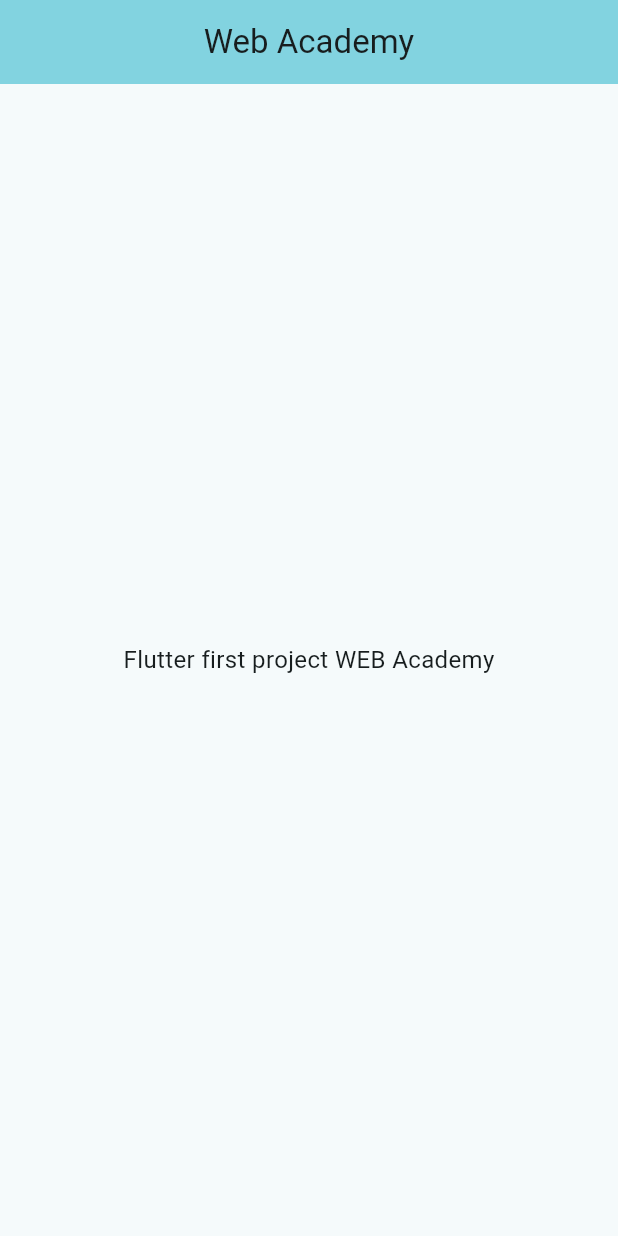
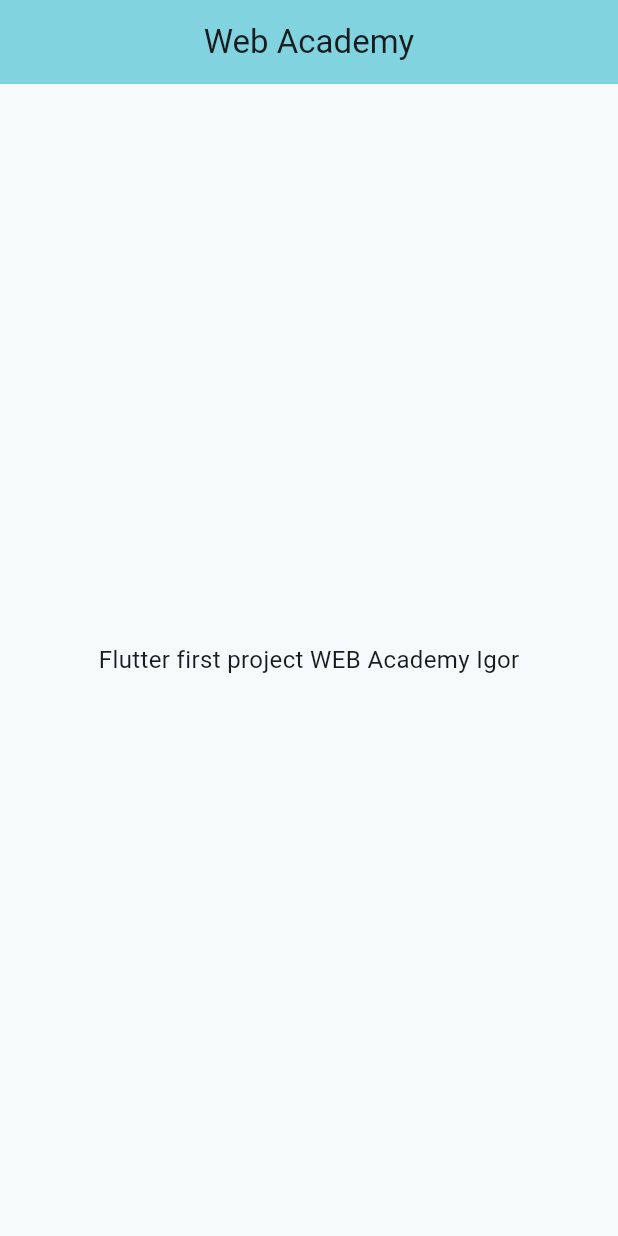
Before and after one commit to IgorGreb/first_project, a Flutter app: the screen it shows after launch, on a phone screen of 412 x 824 dp. Run offline on Flutter 3.47's test engine with Material 3 defaults, Android fonts, the phone set to English and light mode, and no system bars.

Commit message:
add name to text wedget om main screen

```diff
--- a/lib/constants/main_page_text.dart
+++ b/lib/constants/main_page_text.dart
@@ -1,4 +1,4 @@
 class HomePageText {
-  static const String homeWorkOne = 'Flutter first project WEB Academy';
+  static const String homeWorkOne = 'Flutter first project WEB Academy Igor';
   static const String homePageTitleText = 'Web Academy';
 }
```
